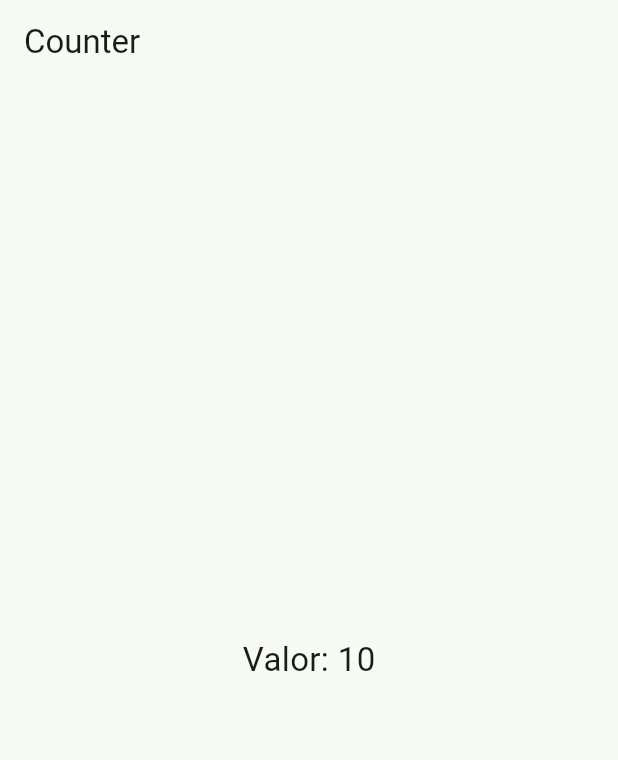
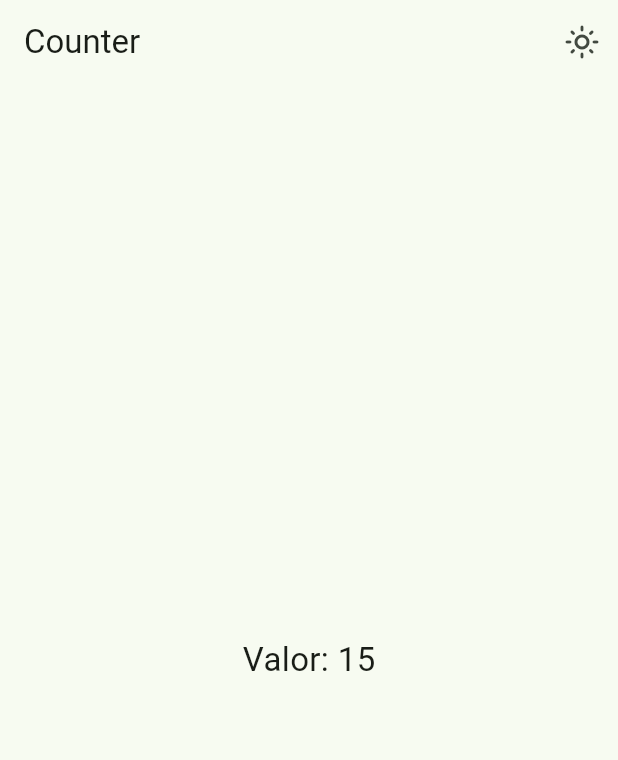
Before and after one commit to Fernando-uif/widgets-flutter, a Flutter app: the Counter screen opened by its route, on a phone screen of 412 x 824 dp. Shown: the top 760 px of the screen. Run offline on Flutter 3.47's test engine with Material 3 defaults, Android fonts, the phone set to English and light mode, and no system bars; our stand-ins replace animate_do, flutter_riverpod, go_router.

Commit message:
add riverpod

```diff
--- a/lib/main.dart
+++ b/lib/main.dart
@@ -1,9 +1,10 @@
 import 'package:flutter/material.dart';
+import 'package:flutter_riverpod/flutter_riverpod.dart';
 import 'package:widgets_app/config/router/app_router.dart';
 import 'package:widgets_app/config/theme/app_theme.dart';
 
 void main() {
-  runApp(const MainApp());
+  runApp(const ProviderScope(child: MainApp()));
 }
 
 class MainApp extends StatelessWidget {
--- /dev/null
+++ b/lib/presentation/providers/counter_provider.dart
@@ -0,0 +1,3 @@
+import 'package:flutter_riverpod/flutter_riverpod.dart';
+
+final counterProvider = StateProvider((ref) => 15);
--- /dev/null
+++ b/lib/presentation/providers/theme_provider.dart
@@ -0,0 +1,3 @@
+import 'package:flutter_riverpod/flutter_riverpod.dart';
+
+final isDarkModeProvider = StateProvider<bool>((ref) => false);
--- a/lib/presentation/screens/counter/counter_screen.dart
+++ b/lib/presentation/screens/counter/counter_screen.dart
@@ -1,26 +1,43 @@
 import 'package:flutter/material.dart';
+import 'package:flutter_riverpod/flutter_riverpod.dart';
+import 'package:widgets_app/presentation/providers/counter_provider.dart';
+import 'package:widgets_app/presentation/providers/theme_provider.dart';
 
-class Counter extends StatelessWidget {
+class Counter extends ConsumerWidget {
   static const name = 'counter_screen';
 
   Counter({super.key});
 
-  final int counter = 0;
+  @override
+  Widget build(BuildContext context, WidgetRef ref) {
+    final int tapCounter = ref.watch(counterProvider);
+    final bool isDarkMode = ref.watch(isDarkModeProvider);
 
-  @override
-  Widget build(BuildContext context) {
     return Scaffold(
       appBar: AppBar(
         title: const Text('Counter'),
+        actions: [
+          IconButton(
+              onPressed: () {
+                ref.read(isDarkModeProvider.notifier).update((prev) => !prev);
+              },
+              icon: isDarkMode
+                  ? const Icon(Icons.dark_mode_outlined)
+                  : const Icon(Icons.light_mode_outlined)),
+        ],
       ),
-      body: const Center(
+      body: Center(
         child: Text(
-          'Valor: 10',
-          style:  TextStyle(fontSize: 22),
+          'Valor: $tapCounter',
+          style: const TextStyle(fontSize: 22),
         ),
       ),
       floatingActionButton: FloatingActionButton(
-          child: const Icon(Icons.add), onPressed: () => {}),
+          child: const Icon(Icons.add),
+          onPressed: () {
+            // ref.read(counterProvider.notifier).state += 1;
+            ref.read(counterProvider.notifier).update((state) => state + 1);
+          }),
     );
   }
 }
--- a/pubspec.yaml
+++ b/pubspec.yaml
@@ -10,6 +10,7 @@ dependencies:
   animate_do: ^3.3.4
   flutter:
     sdk: flutter
+  flutter_riverpod: ^2.5.1
   go_router: ^13.2.4
 
 dev_dependencies:
```
Also changed, not shown: pubspec.lock.
